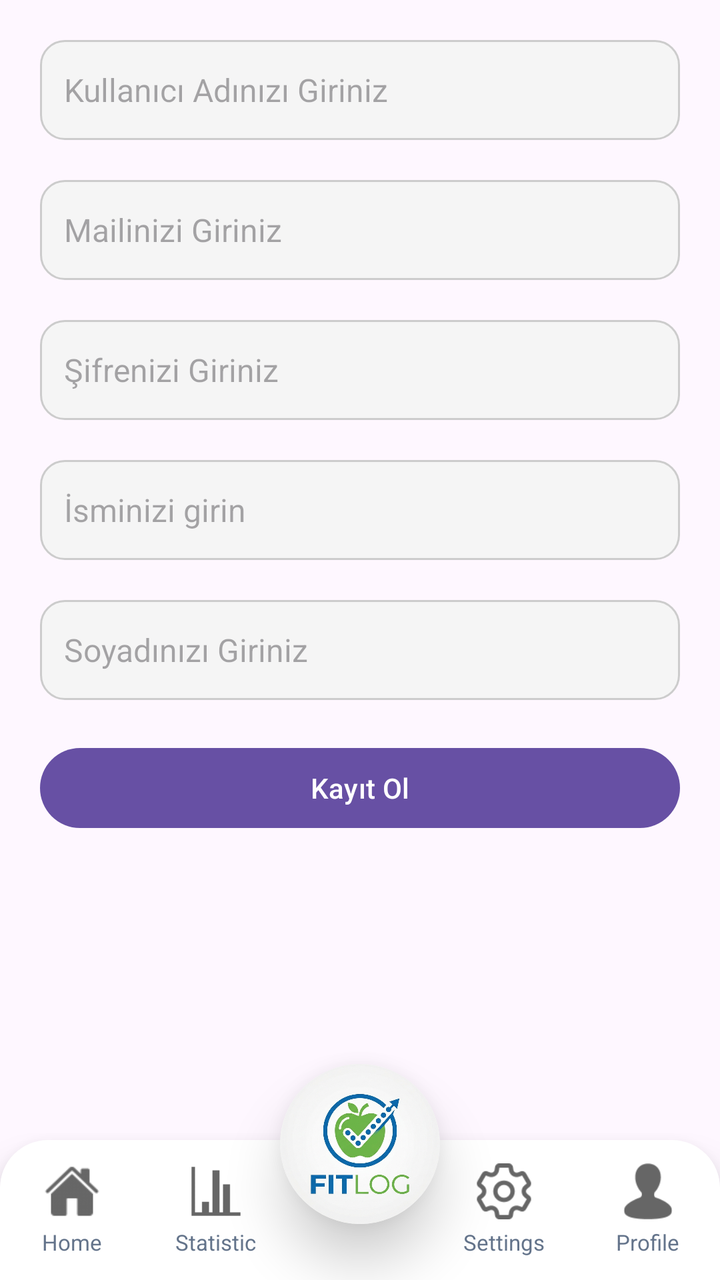
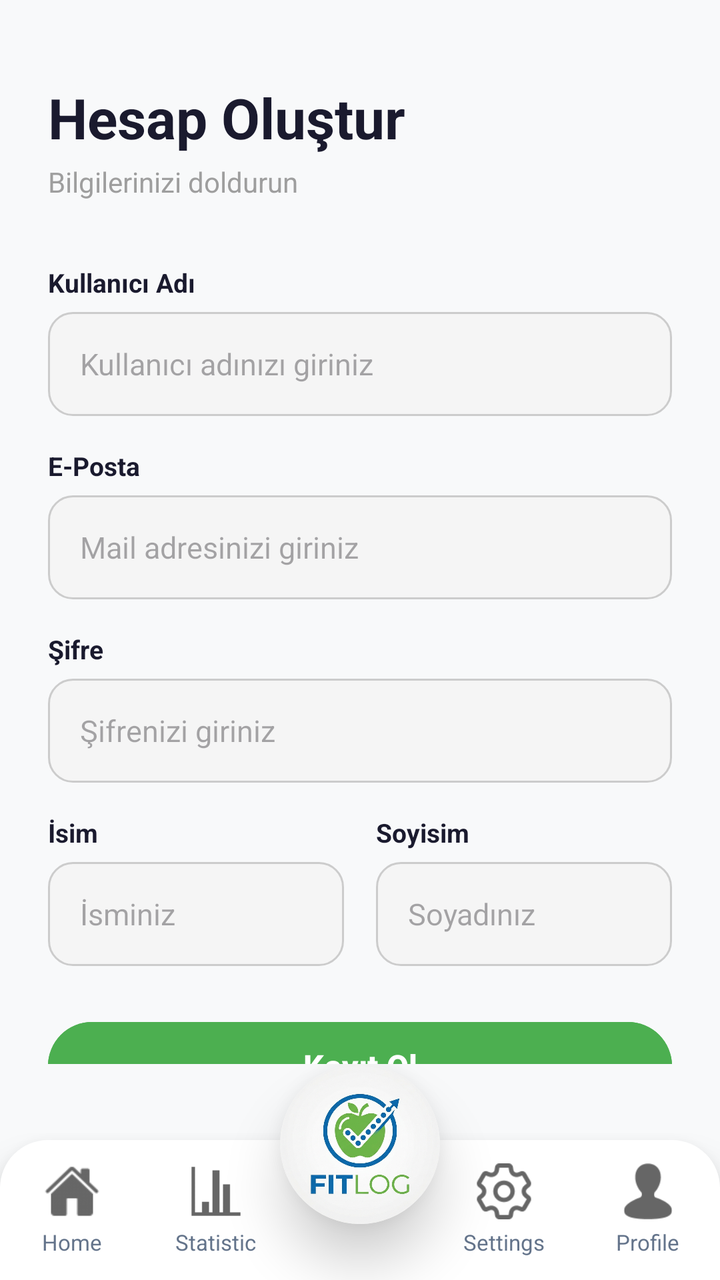

Compare the two renders of this Android layout. The source of the first and the diff that turns it into the second are given below.
<!-- AndroidManifest.xml: application theme Theme.FitLog -->
<!-- res/layout/activity_user_register.xml -->
<?xml version="1.0" encoding="utf-8"?>
<androidx.constraintlayout.widget.ConstraintLayout xmlns:android="http://schemas.android.com/apk/res/android"
    xmlns:app="http://schemas.android.com/apk/res-auto"
    xmlns:tools="http://schemas.android.com/tools"
    android:id="@+id/main"
    android:layout_width="match_parent"
    android:layout_height="match_parent"
    tools:context=".UserRegister">

    <ScrollView
        android:layout_width="match_parent"
        android:paddingBottom="45dp"
        android:padding="10dp"
        android:layout_height="match_parent">

        <LinearLayout
            android:layout_width="match_parent"
            android:orientation="vertical"
            android:layout_height="wrap_content">

            <EditText
                android:id="@+id/editTextName"
                android:layout_width="match_parent"
                android:layout_height="50dp"
                android:hint="Kullanıcı Adınızı Giriniz"
                android:textSize="16sp"
                android:layout_margin="10dp"
                android:paddingStart="12dp"
                android:paddingEnd="12dp"
                android:background="@drawable/edittext_bg"
                android:textColor="#000000" />

            <EditText
                android:id="@+id/editTextEmail"
                android:layout_width="match_parent"
                android:layout_height="50dp"
                android:hint="Mailinizi Giriniz"
                android:textSize="16sp"
                android:layout_margin="10dp"
                android:paddingStart="12dp"
                android:paddingEnd="12dp"
                android:background="@drawable/edittext_bg"
                android:textColor="#000000" />

            <EditText
                android:id="@+id/editTextPassword"
                android:layout_width="match_parent"
                android:layout_height="50dp"
                android:hint="Şifrenizi Giriniz"
                android:textSize="16sp"
                android:layout_margin="10dp"
                android:paddingStart="12dp"
                android:paddingEnd="12dp"
                android:background="@drawable/edittext_bg"
                android:textColor="#000000" />

            <EditText
                android:id="@+id/editTextFirstName"
                android:layout_width="match_parent"
                android:layout_height="50dp"
                android:hint="İsminizi girin"
                android:textSize="16sp"
                android:layout_margin="10dp"
                android:paddingStart="12dp"
                android:paddingEnd="12dp"
                android:background="@drawable/edittext_bg"
                android:textColor="#000000" />

            <EditText
                android:id="@+id/editTextLastName"
                android:layout_width="match_parent"
                android:layout_height="50dp"
                android:hint="Soyadınızı Giriniz"
                android:textSize="16sp"
                android:layout_margin="10dp"
                android:paddingStart="12dp"
                android:paddingEnd="12dp"
                android:background="@drawable/edittext_bg"
                android:textColor="#000000" />

            <Button
                android:id="@+id/btnAddUser"
                android:layout_width="match_parent"
                android:layout_height="wrap_content"
                android:layout_margin="10dp"
                android:text="Kayıt Ol"
                android:onClick="btnAddUser" />

        </LinearLayout>

    </ScrollView>

    <include layout="@layout/nav_bar" />

</androidx.constraintlayout.widget.ConstraintLayout>
<!-- res/layout/nav_bar.xml (included above) -->
<?xml version="1.0" encoding="utf-8"?>
<androidx.constraintlayout.widget.ConstraintLayout xmlns:android="http://schemas.android.com/apk/res/android"
    android:layout_width="match_parent"
    android:layout_height="match_parent"
    xmlns:app="http://schemas.android.com/apk/res-auto">

    <LinearLayout
        android:id="@+id/bottom_bar_container"
        android:layout_width="match_parent"
        android:layout_height="70dp"
        android:orientation="horizontal"
        android:background="@drawable/nav_bar_bg"
        android:weightSum="5"
        android:elevation="12dp"
        android:paddingVertical="8dp"
        app:layout_constraintBottom_toBottomOf="parent"
        app:layout_constraintStart_toStartOf="parent"
        app:layout_constraintEnd_toEndOf="parent">

        <LinearLayout
            android:layout_width="0dp"
            android:clickable="true"
            android:focusable="true"
            android:onClick="navHomePage"
            android:layout_height="match_parent"
            android:layout_weight="1"
            android:orientation="vertical"
            android:gravity="center"
            android:background="?attr/selectableItemBackgroundBorderless">

            <ImageView
                android:layout_width="28dp"
                android:layout_height="28dp"
                android:src="@drawable/mainpage"
                android:alpha="0.6"
                android:contentDescription="Home Page"/>

            <TextView
                android:layout_width="wrap_content"
                android:layout_height="wrap_content"
                android:layout_marginTop="4dp"
                android:text="Home"
                android:textSize="11sp"
                android:textAlignment="center"
                android:textColor="#64748B"/>
        </LinearLayout>

        <LinearLayout
            android:layout_width="0dp"
            android:layout_height="match_parent"
            android:clickable="true"
            android:focusable="true"
            android:onClick="navStatistic"
            android:layout_weight="1"
            android:orientation="vertical"
            android:gravity="center"
            android:background="?attr/selectableItemBackgroundBorderless">

            <ImageView
                android:layout_width="28dp"
                android:layout_height="28dp"
                android:src="@drawable/statistic"
                android:alpha="0.6"
                android:contentDescription="Quiz"/>

            <TextView
                android:layout_width="wrap_content"
                android:layout_height="wrap_content"
                android:layout_marginTop="4dp"
                android:text="Statistic"
                android:textSize="11sp"
                android:textColor="#64748B"/>
        </LinearLayout>

        <View
            android:layout_width="0dp"
            android:layout_height="match_parent"
            android:layout_weight="1"/>

        <LinearLayout
            android:layout_width="0dp"
            android:layout_height="match_parent"
            android:layout_weight="1"
            android:orientation="vertical"
            android:clickable="true"
            android:focusable="true"
            android:onClick="goToEducation"
            android:gravity="center"
            android:background="?attr/selectableItemBackgroundBorderless">

            <ImageView
                android:layout_width="28dp"
                android:layout_height="28dp"
                android:src="@drawable/setting"
                android:alpha="0.6"
                android:contentDescription="Education"/>

            <TextView
                android:layout_width="wrap_content"
                android:layout_height="wrap_content"
                android:layout_marginTop="4dp"
                android:text="Settings"
                android:textSize="11sp"
                android:textColor="#64748B"/>
        </LinearLayout>

        <LinearLayout
            android:layout_width="0dp"
            android:layout_height="match_parent"
            android:layout_weight="1"
            android:orientation="vertical"
            android:clickable="true"
            android:focusable="true"
            android:onClick="navProfile"
            android:gravity="center"
            android:background="?attr/selectableItemBackgroundBorderless">

            <ImageView
                android:layout_width="28dp"
                android:layout_height="28dp"
                android:src="@drawable/profile"
                android:alpha="0.6"
                android:contentDescription="About Us"/>

            <TextView
                android:layout_width="wrap_content"
                android:layout_height="wrap_content"
                android:layout_marginTop="4dp"
                android:text="Profile"
                android:textAlignment="center"
                android:textSize="11sp"
                android:textColor="#64748B"/>
        </LinearLayout>

    </LinearLayout>

    
    <androidx.cardview.widget.CardView
        android:layout_width="80dp"
        android:layout_height="80dp"
        android:layout_marginBottom="28dp"
        app:cardCornerRadius="40dp"
        app:cardElevation="16dp"
        app:cardBackgroundColor="@android:color/white"
        app:layout_constraintBottom_toBottomOf="parent"
        app:layout_constraintStart_toStartOf="parent"
        app:layout_constraintEnd_toEndOf="parent">

        <ImageView
            android:id="@+id/center_logo"
            android:clickable="true"
            android:focusable="true"
            android:onClick="navHomePage"
            android:layout_width="match_parent"
            android:layout_height="match_parent"
            android:src="@drawable/applogo"
            android:scaleType="centerCrop"
            android:contentDescription="Center Logo"/>

    </androidx.cardview.widget.CardView>

</androidx.constraintlayout.widget.ConstraintLayout>
<!-- resources referenced by this layout -->
<resources>
  <!-- drawable applogo: png bitmap (drawable, 927658 bytes) -->
  <!-- drawable edittext_bg (drawable) -->
  <?xml version="1.0" encoding="utf-8"?>
  <selector xmlns:android="http://schemas.android.com/apk/res/android">
  
      
      <item android:state_focused="true">
          <shape>
              <solid android:color="#FFFFFF"/>
              <corners android:radius="12dp"/>
              <stroke
                  android:width="2dp"
                  android:color="#4CAF50"/>
              <padding
                  android:left="12dp"
                  android:right="12dp"
                  android:top="12dp"
                  android:bottom="12dp"/>
          </shape>
      </item>
  
      
      <item>
          <shape>
              <solid android:color="#F5F5F5"/>
              <corners android:radius="12dp"/>
              <stroke
                  android:width="1dp"
                  android:color="#CCCCCC"/>
              <padding
                  android:left="12dp"
                  android:right="12dp"
                  android:top="12dp"
                  android:bottom="12dp"/>
          </shape>
      </item>
  
  </selector>
  <!-- drawable mainpage: png bitmap (drawable, 942 bytes) -->
  <!-- drawable nav_bar_bg (drawable) -->
  <?xml version="1.0" encoding="utf-8"?>
  <shape xmlns:android="http://schemas.android.com/apk/res/android"
      android:shape="rectangle">
      <solid android:color="#FFFFFF" />
      <corners
          android:topLeftRadius="24dp"
          android:topRightRadius="24dp" />
  </shape>
  <!-- drawable profile: png bitmap (drawable, 763 bytes) -->
  <!-- drawable setting: png bitmap (drawable, 1731 bytes) -->
  <!-- drawable statistic: png bitmap (drawable, 151 bytes) -->
  <style name="Theme.FitLog" parent="Base.Theme.FitLog" />
  <style name="Base.Theme.FitLog" parent="Theme.Material3.DayNight.NoActionBar">
          
          
      </style>
</resources>

<!-- the commit's change to res/layout/activity_user_register.xml (unified diff, before → after) -->
@@ -5,92 +5,231 @@
     android:id="@+id/main"
     android:layout_width="match_parent"
     android:layout_height="match_parent"
+    android:background="#F8F9FA"
     tools:context=".UserRegister">
 
-    <ScrollView
+    <androidx.core.widget.NestedScrollView
         android:layout_width="match_parent"
-        android:paddingBottom="45dp"
-        android:padding="10dp"
-        android:layout_height="match_parent">
+        android:layout_height="0dp"
+        android:fillViewport="true"
+        app:layout_constraintTop_toTopOf="parent"
+        app:layout_constraintBottom_toTopOf="@id/navBarInclude">
 
         <LinearLayout
             android:layout_width="match_parent"
-            android:orientation="vertical"
-            android:layout_height="wrap_content">
+            android:layout_height="wrap_content"
+            android:orientation="vertical"
+            android:paddingStart="24dp"
+            android:paddingEnd="24dp"
+            android:paddingTop="40dp"
+            android:paddingBottom="24dp">
+
+            
+            <TextView
+                android:layout_width="wrap_content"
+                android:layout_height="wrap_content"
+                android:text="Hesap Oluştur"
+                android:textSize="28sp"
+                android:textStyle="bold"
+                android:textColor="#1A1A2E"
+                android:layout_marginBottom="4dp" />
+
+            <TextView
+                android:layout_width="wrap_content"
+                android:layout_height="wrap_content"
+                android:text="Bilgilerinizi doldurun"
+                android:textSize="14sp"
+                android:textColor="#9E9E9E"
+                android:layout_marginBottom="32dp" />
+
+            
+            <TextView
+                android:layout_width="wrap_content"
+                android:layout_height="wrap_content"
+                android:text="Kullanıcı Adı"
+                android:textSize="13sp"
+                android:textStyle="bold"
+                android:textColor="#1A1A2E"
+                android:layout_marginBottom="6dp" />
 
             <EditText
                 android:id="@+id/editTextName"
                 android:layout_width="match_parent"
-                android:layout_height="50dp"
-                android:hint="Kullanıcı Adınızı Giriniz"
-                android:textSize="16sp"
-                android:layout_margin="10dp"
-                android:paddingStart="12dp"
-                android:paddingEnd="12dp"
+                android:layout_height="52dp"
+                android:hint="Kullanıcı adınızı giriniz"
+                android:textSize="15sp"
+                android:layout_marginBottom="16dp"
+                android:paddingStart="16dp"
+                android:paddingEnd="16dp"
                 android:background="@drawable/edittext_bg"
-                android:textColor="#000000" />
+                android:textColor="#1A1A2E"
+                android:inputType="text" />
+
+            
+            <TextView
+                android:layout_width="wrap_content"
+                android:layout_height="wrap_content"
+                android:text="E-Posta"
+                android:textSize="13sp"
+                android:textStyle="bold"
+                android:textColor="#1A1A2E"
+                android:layout_marginBottom="6dp" />
 
             <EditText
                 android:id="@+id/editTextEmail"
                 android:layout_width="match_parent"
-                android:layout_height="50dp"
-                android:hint="Mailinizi Giriniz"
-                android:textSize="16sp"
-                android:layout_margin="10dp"
-                android:paddingStart="12dp"
-                android:paddingEnd="12dp"
+                android:layout_height="52dp"
+                android:hint="Mail adresinizi giriniz"
+                android:textSize="15sp"
+                android:layout_marginBottom="16dp"
+                android:paddingStart="16dp"
+                android:paddingEnd="16dp"
                 android:background="@drawable/edittext_bg"
-                android:textColor="#000000" />
+                android:textColor="#1A1A2E"
+                android:inputType="textEmailAddress" />
+
+            
+            <TextView
+                android:layout_width="wrap_content"
+                android:layout_height="wrap_content"
+                android:text="Şifre"
+                android:textSize="13sp"
+                android:textStyle="bold"
+                android:textColor="#1A1A2E"
+                android:layout_marginBottom="6dp" />
 
             <EditText
                 android:id="@+id/editTextPassword"
                 android:layout_width="match_parent"
-                android:layout_height="50dp"
-                android:hint="Şifrenizi Giriniz"
-                android:textSize="16sp"
-                android:layout_margin="10dp"
-                android:paddingStart="12dp"
-                android:paddingEnd="12dp"
+                android:layout_height="52dp"
+                android:hint="Şifrenizi giriniz"
+                android:textSize="15sp"
+                android:layout_marginBottom="16dp"
+                android:paddingStart="16dp"
+                android:paddingEnd="16dp"
                 android:background="@drawable/edittext_bg"
-                android:textColor="#000000" />
-
-            <EditText
-                android:id="@+id/editTextFirstName"
-                android:layout_width="match_parent"
-                android:layout_height="50dp"
-                android:hint="İsminizi girin"
-                android:textSize="16sp"
-                android:layout_margin="10dp"
-                android:paddingStart="12dp"
-                android:paddingEnd="12dp"
-                android:background="@drawable/edittext_bg"
-                android:textColor="#000000" />
-
-            <EditText
-                android:id="@+id/editTextLastName"
-                android:layout_width="match_parent"
-                android:layout_height="50dp"
-                android:hint="Soyadınızı Giriniz"
-                android:textSize="16sp"
-                android:layout_margin="10dp"
-                android:paddingStart="12dp"
-                android:paddingEnd="12dp"
-                android:background="@drawable/edittext_bg"
-                android:textColor="#000000" />
-
+                android:textColor="#1A1A2E"
+                android:inputType="textPassword" />
+
+            
+            <LinearLayout
+                android:layout_width="match_parent"
+                android:layout_height="wrap_content"
+                android:orientation="horizontal"
+                android:layout_marginBottom="16dp">
+
+                <LinearLayout
+                    android:layout_width="0dp"
+                    android:layout_height="wrap_content"
+                    android:layout_weight="1"
+                    android:orientation="vertical"
+                    android:layout_marginEnd="8dp">
+
+                    <TextView
+                        android:layout_width="wrap_content"
+                        android:layout_height="wrap_content"
+                        android:text="İsim"
+                        android:textSize="13sp"
+                        android:textStyle="bold"
+                        android:textColor="#1A1A2E"
+                        android:layout_marginBottom="6dp" />
+
+                    <EditText
+                        android:id="@+id/editTextFirstName"
+                        android:layout_width="match_parent"
+                        android:layout_height="52dp"
+                        android:hint="İsminiz"
+                        android:textSize="15sp"
+                        android:paddingStart="16dp"
+                        android:paddingEnd="16dp"
+                        android:background="@drawable/edittext_bg"
+                        android:textColor="#1A1A2E"
+                        android:inputType="textPersonName" />
+
+                </LinearLayout>
+
+                <LinearLayout
+                    android:layout_width="0dp"
+                    android:layout_height="wrap_content"
+                    android:layout_weight="1"
+                    android:orientation="vertical"
+                    android:layout_marginStart="8dp">
+
+                    <TextView
+                        android:layout_width="wrap_content"
+                        android:layout_height="wrap_content"
+                        android:text="Soyisim"
+                        android:textSize="13sp"
+                        android:textStyle="bold"
+                        android:textColor="#1A1A2E"
+                        android:layout_marginBottom="6dp" />
+
+                    <EditText
+                        android:id="@+id/editTextLastName"
+                        android:layout_width="match_parent"
+                        android:layout_height="52dp"
+                        android:hint="Soyadınız"
+                        android:textSize="15sp"
+                        android:paddingStart="16dp"
+                        android:paddingEnd="16dp"
+                        android:background="@drawable/edittext_bg"
+                        android:textColor="#1A1A2E"
+                        android:inputType="textPersonName" />
+
+                </LinearLayout>
+
+            </LinearLayout>
+
+            
             <Button
                 android:id="@+id/btnAddUser"
                 android:layout_width="match_parent"
-                android:layout_height="wrap_content"
-                android:layout_margin="10dp"
+                android:layout_height="52dp"
+                android:layout_marginTop="8dp"
                 android:text="Kayıt Ol"
+                android:textSize="16sp"
+                android:textStyle="bold"
+                android:textColor="#FFFFFF"
+                android:backgroundTint="#4CAF50"
                 android:onClick="btnAddUser" />
 
-        </LinearLayout>
-
-    </ScrollView>
-
-    <include layout="@layout/nav_bar" />
+            
+            <LinearLayout
+                android:layout_width="wrap_content"
+                android:layout_height="wrap_content"
+                android:orientation="horizontal"
+                android:layout_gravity="center"
+                android:layout_marginTop="16dp">
+
+                <TextView
+                    android:layout_width="wrap_content"
+                    android:layout_height="wrap_content"
+                    android:text="Zaten hesabın var mı? "
+                    android:textSize="14sp"
+                    android:textColor="#9E9E9E" />
+
+                <TextView
+                    android:clickable="true"
+                    android:onClick="btnUserLogin"
+                    android:layout_width="wrap_content"
+                    android:layout_height="wrap_content"
+                    android:text="Giriş Yap"
+                    android:textSize="14sp"
+                    android:textStyle="bold"
+                    android:textColor="#4CAF50" />
+
+            </LinearLayout>
+
+        </LinearLayout>
+
+    </androidx.core.widget.NestedScrollView>
+
+    <include
+        android:id="@+id/navBarInclude"
+        layout="@layout/nav_bar"
+        android:layout_width="match_parent"
+        android:layout_height="wrap_content"
+        app:layout_constraintBottom_toBottomOf="parent" />
 
 </androidx.constraintlayout.widget.ConstraintLayout>
 <!-- res/layout/nav_bar.xml (included above) -->
<!-- resource entries referenced after the edit -->
@@ -52,7 +52,7 @@
   <!-- drawable setting: png bitmap (drawable, 1731 bytes) -->
   <!-- drawable statistic: png bitmap (drawable, 151 bytes) -->
   <style name="Theme.FitLog" parent="Base.Theme.FitLog" />
-  <style name="Base.Theme.FitLog" parent="Theme.Material3.DayNight.NoActionBar">
+  <style name="Base.Theme.FitLog" parent="Theme.Material3.Light.NoActionBar">
           
           
       </style>
